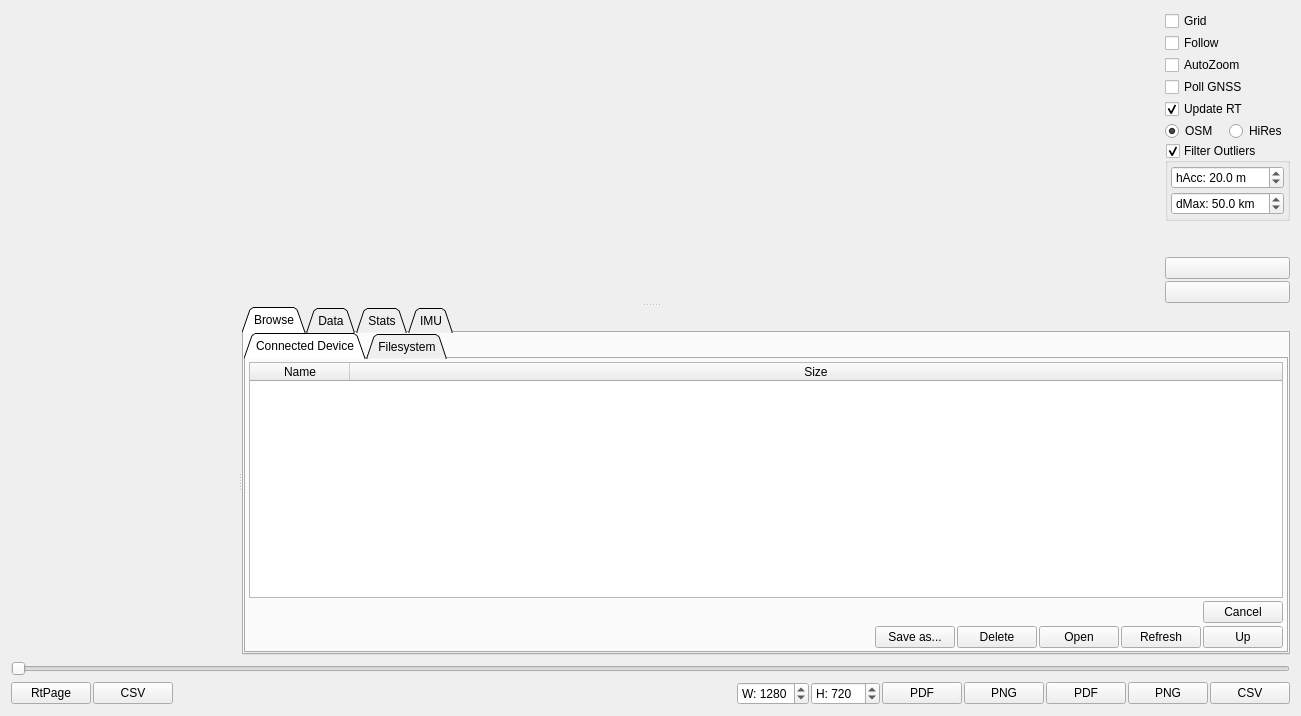
First picture: the form in pages/pageloganalysis.ui, repository vedderb/vesc_tool, before the edit.
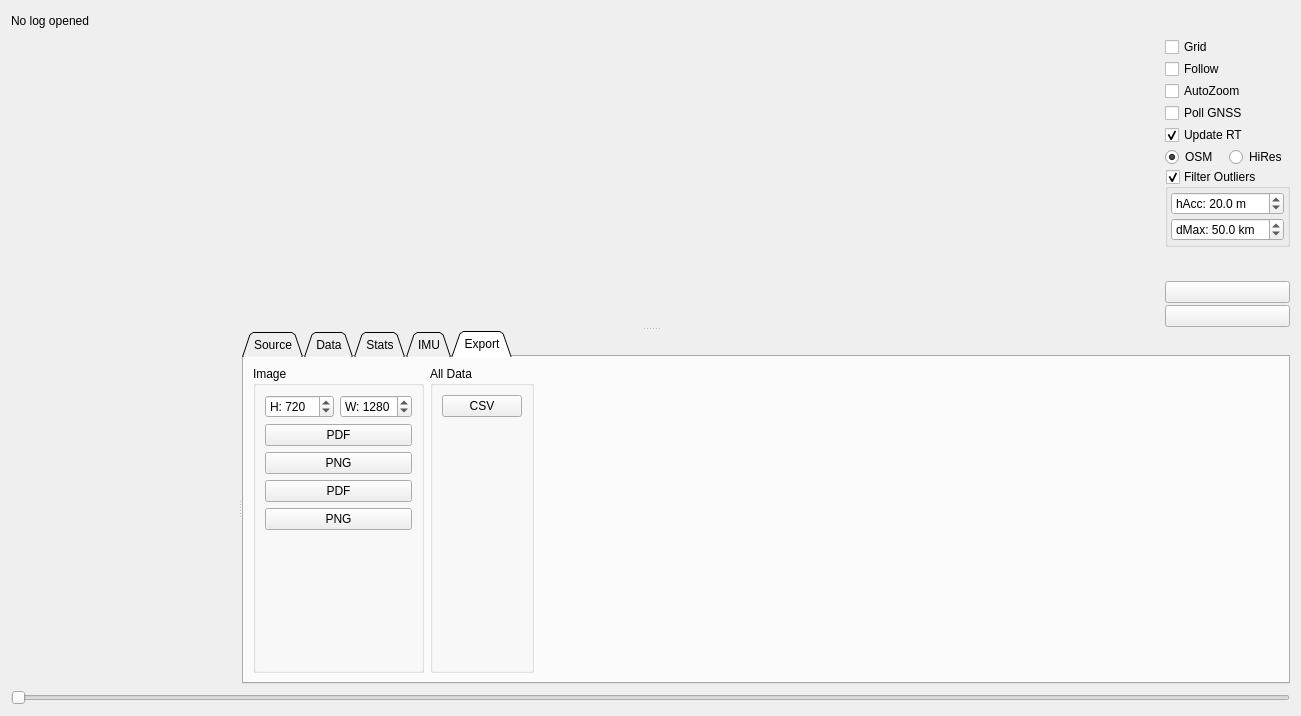
Second picture: the form after the edit. The open tabs and pages were chosen to show the change. Icons and pictures are not drawn. Custom widgets are drawn as their Qt base class.

Commit message:
Feature/logfile UI (#389)
* Support directory navigation in filesystem browser

* Directories are shown in list and can be opened
* Up button navigates up
* Open CSV button moved into filesystem tab

* Add display of opened log

To make room for the filename and make the UI less busy

* Browse renamed to Source
* Export buttons moved to export page
* RtPage moved under Source

* Better layout for Export tab

```diff
--- a/pages/pageloganalysis.ui
+++ b/pages/pageloganalysis.ui
@@ -14,10 +14,37 @@
    <string>Form</string>
   </property>
   <layout class="QVBoxLayout" name="verticalLayout_3">
+   <item>
+    <layout class="QHBoxLayout" name="horizontalLayout">
+     <property name="spacing">
+      <number>2</number>
+     </property>
+     <item>
+      <widget class="QLabel" name="currentLog">
+       <property name="text">
+        <string>No log opened</string>
+       </property>
+      </widget>
+     </item>
+     <item>
+      <spacer name="horizontalSpacer">
+       <property name="orientation">
+        <enum>Qt::Horizontal</enum>
+       </property>
+       <property name="sizeHint" stdset="0">
+        <size>
+         <width>40</width>
+         <height>20</height>
+        </size>
+       </property>
+      </spacer>
+     </item>
+    </layout>
+   </item>
    <item>
     <widget class="QSplitter" name="mapSplitter">
      <property name="orientation">
-      <enum>Qt::Orientation::Vertical</enum>
+      <enum>Qt::Vertical</enum>
      </property>
      <widget class="QWidget" name="layoutWidget">
       <layout class="QHBoxLayout" name="horizontalLayout_2" stretch="1,0">
@@ -199,10 +226,10 @@
          <item>
           <spacer name="verticalSpacer">
            <property name="orientation">
-            <enum>Qt::Orientation::Vertical</enum>
+            <enum>Qt::Vertical</enum>
            </property>
            <property name="sizeType">
-            <enum>QSizePolicy::Policy::MinimumExpanding</enum>
+            <enum>QSizePolicy::MinimumExpanding</enum>
            </property>
            <property name="sizeHint" stdset="0">
             <size>
@@ -249,7 +276,7 @@
      </widget>
      <widget class="QSplitter" name="statSplitter">
       <property name="orientation">
-       <enum>Qt::Orientation::Horizontal</enum>
+       <enum>Qt::Horizontal</enum>
       </property>
       <widget class="QCustomPlot" name="plot" native="true">
        <property name="sizePolicy">
@@ -261,17 +288,17 @@
       </widget>
       <widget class="QTabWidget" name="tabWidget">
        <property name="tabPosition">
-        <enum>QTabWidget::TabPosition::North</enum>
+        <enum>QTabWidget::North</enum>
        </property>
        <property name="tabShape">
-        <enum>QTabWidget::TabShape::Triangular</enum>
+        <enum>QTabWidget::Triangular</enum>
        </property>
        <property name="currentIndex">
         <number>0</number>
        </property>
        <widget class="QWidget" name="tab_4">
         <attribute name="title">
-         <string>Browse</string>
+         <string>Source</string>
         </attribute>
         <attribute name="toolTip">
          <string>Browse directory of last log file.</string>
@@ -295,10 +322,10 @@
          <item>
           <widget class="QTabWidget" name="browseTabWidget">
            <property name="tabPosition">
-            <enum>QTabWidget::TabPosition::North</enum>
+            <enum>QTabWidget::North</enum>
            </property>
            <property name="tabShape">
-            <enum>QTabWidget::TabShape::Triangular</enum>
+            <enum>QTabWidget::Triangular</enum>
            </property>
            <property name="currentIndex">
             <number>0</number>
@@ -326,13 +353,13 @@
              <item>
               <widget class="QTableWidget" name="vescLogTable">
                <property name="editTriggers">
-                <set>QAbstractItemView::EditTrigger::NoEditTriggers</set>
+                <set>QAbstractItemView::NoEditTriggers</set>
                </property>
                <property name="selectionMode">
-                <enum>QAbstractItemView::SelectionMode::ExtendedSelection</enum>
+                <enum>QAbstractItemView::ExtendedSelection</enum>
                </property>
                <property name="selectionBehavior">
-                <enum>QAbstractItemView::SelectionBehavior::SelectRows</enum>
+                <enum>QAbstractItemView::SelectRows</enum>
                </property>
                <attribute name="horizontalHeaderStretchLastSection">
                 <bool>true</bool>
@@ -394,7 +421,7 @@
                 <item>
                  <spacer name="horizontalSpacer_3">
                   <property name="orientation">
-                   <enum>Qt::Orientation::Horizontal</enum>
+                   <enum>Qt::Horizontal</enum>
                   </property>
                   <property name="sizeHint" stdset="0">
                    <size>
@@ -486,13 +513,13 @@
              <item>
               <widget class="QTableWidget" name="logTable">
                <property name="editTriggers">
-                <set>QAbstractItemView::EditTrigger::NoEditTriggers</set>
+                <set>QAbstractItemView::NoEditTriggers</set>
                </property>
                <property name="selectionMode">
-                <enum>QAbstractItemView::SelectionMode::SingleSelection</enum>
+                <enum>QAbstractItemView::SingleSelection</enum>
                </property>
                <property name="selectionBehavior">
-                <enum>QAbstractItemView::SelectionBehavior::SelectRows</enum>
+                <enum>QAbstractItemView::SelectRows</enum>
                </property>
                <attribute name="horizontalHeaderStretchLastSection">
                 <bool>true</bool>
@@ -511,10 +538,24 @@
              </item>
              <item>
               <layout class="QHBoxLayout" name="horizontalLayout_4">
+               <item>
+                <widget class="QPushButton" name="openCsvButton">
+                 <property name="toolTip">
+                  <string>Open CSV file...</string>
+                 </property>
+                 <property name="text">
+                  <string>Browse...</string>
+                 </property>
+                 <property name="icon">
+                  <iconset resource="../res.qrc">
+                   <normaloff>:/res/icons/Open Folder-96.png</normaloff>:/res/icons/Open Folder-96.png</iconset>
+                 </property>
+                </widget>
+               </item>
                <item>
                 <spacer name="horizontalSpacer_2">
                  <property name="orientation">
-                  <enum>Qt::Orientation::Horizontal</enum>
+                  <enum>Qt::Horizontal</enum>
                  </property>
                  <property name="sizeHint" stdset="0">
                   <size>
@@ -524,17 +565,6 @@
                  </property>
                 </spacer>
                </item>
-               <item>
-                <widget class="QPushButton" name="logListRefreshButton">
-                 <property name="text">
-                  <string>Refresh</string>
-                 </property>
-                 <property name="icon">
-                  <iconset resource="../res.qrc">
-                   <normaloff>:/res/icons/Refresh-96.png</normaloff>:/res/icons/Refresh-96.png</iconset>
-                 </property>
-                </widget>
-               </item>
                <item>
                 <widget class="QPushButton" name="logListOpenButton">
                  <property name="text">
@@ -546,6 +576,66 @@
                  </property>
                 </widget>
                </item>
+               <item>
+                <widget class="QPushButton" name="logListRefreshButton">
+                 <property name="text">
+                  <string>Refresh</string>
+                 </property>
+                 <property name="icon">
+                  <iconset resource="../res.qrc">
+                   <normaloff>:/res/icons/Refresh-96.png</normaloff>:/res/icons/Refresh-96.png</iconset>
+                 </property>
+                </widget>
+               </item>
+               <item>
+                <widget class="QPushButton" name="logListUpButton">
+                 <property name="text">
+                  <string>Up</string>
+                 </property>
+                 <property name="icon">
+                  <iconset resource="../res.qrc">
+                   <normaloff>:/res/icons/Upload-96.png</normaloff>:/res/icons/Upload-96.png</iconset>
+                 </property>
+                </widget>
+               </item>
+              </layout>
+             </item>
+            </layout>
+           </widget>
+           <widget class="QWidget" name="tab_7">
+            <attribute name="title">
+             <string>Realtime</string>
+            </attribute>
+            <layout class="QHBoxLayout" name="horizontalLayout_9">
+             <item>
+              <layout class="QVBoxLayout" name="verticalLayout_13">
+               <item>
+                <widget class="QPushButton" name="openCurrentButton">
+                 <property name="toolTip">
+                  <string>Open log from RT data page</string>
+                 </property>
+                 <property name="text">
+                  <string>Open current</string>
+                 </property>
+                 <property name="icon">
+                  <iconset resource="../res.qrc">
+                   <normaloff>:/res/icons/Open Folder-96.png</normaloff>:/res/icons/Open Folder-96.png</iconset>
+                 </property>
+                </widget>
+               </item>
+               <item>
+                <spacer name="verticalSpacer_3">
+                 <property name="orientation">
+                  <enum>Qt::Vertical</enum>
+                 </property>
+                 <property name="sizeHint" stdset="0">
+                  <size>
+                   <width>20</width>
+                   <height>40</height>
+                  </size>
+                 </property>
+                </spacer>
+               </item>
               </layout>
              </item>
             </layout>
@@ -574,16 +664,16 @@
          <item>
           <widget class="QTableWidget" name="dataTable">
            <property name="editTriggers">
-            <set>QAbstractItemView::EditTrigger::NoEditTriggers</set>
+            <set>QAbstractItemView::NoEditTriggers</set>
            </property>
            <property name="alternatingRowColors">
             <bool>true</bool>
            </property>
            <property name="selectionMode">
-            <enum>QAbstractItemView::SelectionMode::ExtendedSelection</enum>
+            <enum>QAbstractItemView::ExtendedSelection</enum>
            </property>
            <property name="selectionBehavior">
-            <enum>QAbstractItemView::SelectionBehavior::SelectRows</enum>
+            <enum>QAbstractItemView::SelectRows</enum>
            </property>
            <attribute name="horizontalHeaderStretchLastSection">
             <bool>false</bool>
@@ -640,16 +730,16 @@
          <item>
           <widget class="QTableWidget" name="statTable">
            <property name="editTriggers">
-            <set>QAbstractItemView::EditTrigger::NoEditTriggers</set>
+            <set>QAbstractItemView::NoEditTriggers</set>
            </property>
            <property name="alternatingRowColors">
             <bool>true</bool>
            </property>
            <property name="selectionMode">
-            <enum>QAbstractItemView::SelectionMode::NoSelection</enum>
+            <enum>QAbstractItemView::NoSelection</enum>
            </property>
            <property name="selectionBehavior">
-            <enum>QAbstractItemView::SelectionBehavior::SelectRows</enum>
+            <enum>QAbstractItemView::SelectRows</enum>
            </property>
            <attribute name="horizontalHeaderStretchLastSection">
             <bool>true</bool>
@@ -674,82 +764,19 @@
         </attribute>
         <layout class="QVBoxLayout" name="verticalLayout_4"/>
        </widget>
-      </widget>
-     </widget>
-    </widget>
-   </item>
+       <widget class="QWidget" name="tab_6">
+        <attribute name="title">
+         <string>Export</string>
+        </attribute>
+        <layout class="QHBoxLayout" name="horizontalLayout_7">
    <item>
-    <widget class="SuperSlider" name="spanSlider">
-     <property name="orientation">
-      <enum>Qt::Orientation::Horizontal</enum>
-     </property>
-    </widget>
-   </item>
+          <widget class="QGroupBox" name="groupBox">
+           <property name="title">
+            <string>Image</string>
+           </property>
+           <layout class="QVBoxLayout" name="verticalLayout_14">
    <item>
-    <layout class="QHBoxLayout" name="horizontalLayout">
-     <property name="spacing">
-      <number>2</number>
-     </property>
-     <item>
-      <widget class="QPushButton" name="openCurrentButton">
-       <property name="toolTip">
-        <string>Open log from RT data page</string>
-       </property>
-       <property name="text">
-        <string>RtPage</string>
-       </property>
-       <property name="icon">
-        <iconset resource="../res.qrc">
-         <normaloff>:/res/icons/Open Folder-96.png</normaloff>:/res/icons/Open Folder-96.png</iconset>
-       </property>
-      </widget>
-     </item>
-     <item>
-      <widget class="QPushButton" name="openCsvButton">
-       <property name="toolTip">
-        <string>Open CSV file...</string>
-       </property>
-       <property name="text">
-        <string>CSV</string>
-       </property>
-       <property name="icon">
-        <iconset resource="../res.qrc">
-         <normaloff>:/res/icons/Open Folder-96.png</normaloff>:/res/icons/Open Folder-96.png</iconset>
-       </property>
-      </widget>
-     </item>
-     <item>
-      <spacer name="horizontalSpacer">
-       <property name="orientation">
-        <enum>Qt::Orientation::Horizontal</enum>
-       </property>
-       <property name="sizeHint" stdset="0">
-        <size>
-         <width>40</width>
-         <height>20</height>
-        </size>
-       </property>
-      </spacer>
-     </item>
-     <item>
-      <widget class="QSpinBox" name="saveWidthBox">
-       <property name="sizePolicy">
-        <sizepolicy hsizetype="Fixed" vsizetype="Fixed">
-         <horstretch>0</horstretch>
-         <verstretch>0</verstretch>
-        </sizepolicy>
-       </property>
-       <property name="prefix">
-        <string>W: </string>
-       </property>
-       <property name="maximum">
-        <number>9999</number>
-       </property>
-       <property name="value">
-        <number>1280</number>
-       </property>
-      </widget>
-     </item>
+             <layout class="QHBoxLayout" name="horizontalLayout_8">
      <item>
       <widget class="QSpinBox" name="saveHeightBox">
        <property name="sizePolicy">
@@ -770,33 +797,28 @@
       </widget>
      </item>
      <item>
-      <widget class="QPushButton" name="savePlotPdfButton">
-       <property name="toolTip">
-        <string>Save plot as PDF image</string>
-       </property>
-       <property name="text">
-        <string>PDF</string>
-       </property>
-       <property name="icon">
-        <iconset resource="../res.qrc">
-         <normaloff>:/res/icons/Line Chart-96.png</normaloff>:/res/icons/Line Chart-96.png</iconset>
-       </property>
-      </widget>
+               <widget class="QSpinBox" name="saveWidthBox">
+                <property name="sizePolicy">
+                 <sizepolicy hsizetype="Fixed" vsizetype="Fixed">
+                  <horstretch>0</horstretch>
+                  <verstretch>0</verstretch>
+                 </sizepolicy>
+                </property>
+                <property name="prefix">
+                 <string>W: </string>
+                </property>
+                <property name="maximum">
+                 <number>9999</number>
+                </property>
+                <property name="value">
+                 <number>1280</number>
+                </property>
+               </widget>
+              </item>
+             </layout>
      </item>
      <item>
-      <widget class="QPushButton" name="savePlotPngButton">
-       <property name="toolTip">
-        <string>Save plot as PNG image</string>
-       </property>
-       <property name="text">
-        <string>PNG</string>
-       </property>
-       <property name="icon">
-        <iconset resource="../res.qrc">
-         <normaloff>:/res/icons/Line Chart-96.png</normaloff>:/res/icons/Line Chart-96.png</iconset>
-       </property>
-      </widget>
-     </item>
+             <layout class="QVBoxLayout" name="verticalLayout_11">
      <item>
       <widget class="QPushButton" name="saveMapPdfButton">
        <property name="toolTip">
@@ -825,6 +847,62 @@
        </property>
       </widget>
      </item>
+             </layout>
+            </item>
+            <item>
+             <layout class="QVBoxLayout" name="verticalLayout_10">
+              <item>
+               <widget class="QPushButton" name="savePlotPdfButton">
+                <property name="toolTip">
+                 <string>Save plot as PDF image</string>
+                </property>
+                <property name="text">
+                 <string>PDF</string>
+                </property>
+                <property name="icon">
+                 <iconset resource="../res.qrc">
+                  <normaloff>:/res/icons/Line Chart-96.png</normaloff>:/res/icons/Line Chart-96.png</iconset>
+                </property>
+               </widget>
+              </item>
+              <item>
+               <widget class="QPushButton" name="savePlotPngButton">
+                <property name="toolTip">
+                 <string>Save plot as PNG image</string>
+                </property>
+                <property name="text">
+                 <string>PNG</string>
+                </property>
+                <property name="icon">
+                 <iconset resource="../res.qrc">
+                  <normaloff>:/res/icons/Line Chart-96.png</normaloff>:/res/icons/Line Chart-96.png</iconset>
+                </property>
+               </widget>
+              </item>
+             </layout>
+            </item>
+            <item>
+             <spacer name="verticalSpacer_2">
+              <property name="orientation">
+               <enum>Qt::Vertical</enum>
+              </property>
+              <property name="sizeHint" stdset="0">
+               <size>
+                <width>20</width>
+                <height>40</height>
+               </size>
+              </property>
+             </spacer>
+            </item>
+           </layout>
+          </widget>
+         </item>
+         <item>
+          <widget class="QGroupBox" name="groupBox_2">
+           <property name="title">
+            <string>All Data</string>
+           </property>
+           <layout class="QVBoxLayout" name="verticalLayout_15">
      <item>
       <widget class="QPushButton" name="saveCsvButton">
        <property name="toolTip">
@@ -835,7 +913,50 @@
        </property>
       </widget>
      </item>
-    </layout>
+            <item>
+             <spacer name="verticalSpacer_4">
+              <property name="orientation">
+               <enum>Qt::Vertical</enum>
+              </property>
+              <property name="sizeHint" stdset="0">
+               <size>
+                <width>20</width>
+                <height>203</height>
+               </size>
+              </property>
+             </spacer>
+            </item>
+           </layout>
+          </widget>
+         </item>
+         <item>
+          <spacer name="horizontalSpacer_4">
+           <property name="orientation">
+            <enum>Qt::Horizontal</enum>
+           </property>
+           <property name="sizeType">
+            <enum>QSizePolicy::Expanding</enum>
+           </property>
+           <property name="sizeHint" stdset="0">
+            <size>
+             <width>40</width>
+             <height>20</height>
+            </size>
+           </property>
+          </spacer>
+         </item>
+        </layout>
+       </widget>
+      </widget>
+     </widget>
+    </widget>
+   </item>
+   <item>
+    <widget class="SuperSlider" name="spanSlider">
+     <property name="orientation">
+      <enum>Qt::Horizontal</enum>
+     </property>
+    </widget>
    </item>
   </layout>
  </widget>
```
Lines whose indentation alone changed are shown as unchanged. The commit also changes 2 other files.
